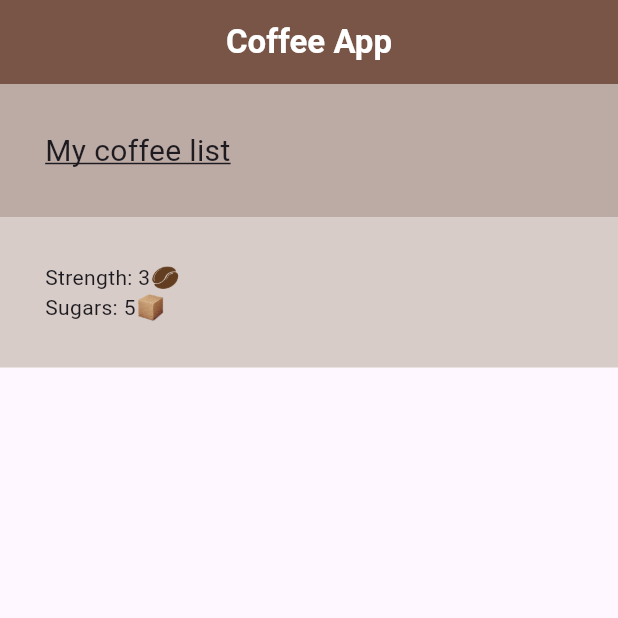
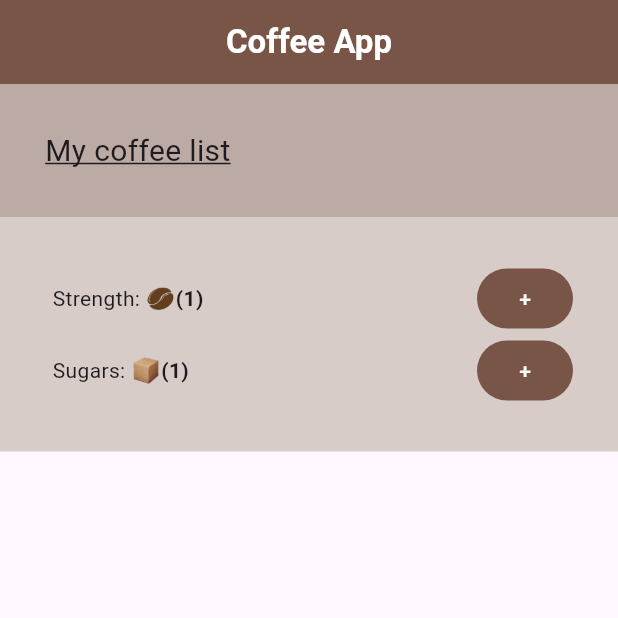
Before and after one commit to HIRWA13/A-crash-with-flutter, a Flutter app: the screen it shows after launch, on a phone screen of 412 x 824 dp, the top half of it. Run offline on Flutter 3.47's test engine with Material 3 defaults, Android fonts, the phone set to English and light mode, and no system bars.

```diff
--- a/lib/coffee_prefs.dart
+++ b/lib/coffee_prefs.dart
@@ -1,7 +1,27 @@
 import 'package:flutter/material.dart';
 
-class MyCoffeePrefs extends StatelessWidget {
+class MyCoffeePrefs extends StatefulWidget {
   const MyCoffeePrefs({super.key});
+
+  @override
+  State<MyCoffeePrefs> createState() => _MyCoffeePrefsState();
+}
+
+class _MyCoffeePrefsState extends State<MyCoffeePrefs> {
+  int strength = 1;
+  int sugars = 1;
+
+  void increaseStrength() {
+    setState(() {
+      strength = strength < 5 ? strength + 1 : 1;
+    }); // wrap it in a setState() to trigger a rebuild of the ui so that the ui may change
+  }
+
+  void increaseSugar() {
+    setState(() {
+      sugars = sugars < 5 ? sugars + 1 : 0;
+    }); // wrap it in a setState() to trigger a rebuild of the ui may change
+  }
 
   @override
   Widget build(BuildContext context) {
@@ -9,28 +29,50 @@ class MyCoffeePrefs extends StatelessWidget {
       children: [
         Row(
           children: [
+            const SizedBox(width: 5),
             const Text("Strength: "),
-            const Text("3"),
+            for (int i = 0; i < strength; i++)
               Image.asset(
                 "assets/imgs/coffee_bean.png",
                 width: 20,
                 color: Colors.brown[100],
                 colorBlendMode: BlendMode.multiply,
               ),
-            const SizedBox(width: 100),
+            Text(
+              "($strength)",
+              style: const TextStyle(fontWeight: FontWeight.bold),
+            ),
+            const Expanded(child: SizedBox()),
+            FilledButton(
+              style: FilledButton.styleFrom(
+                  backgroundColor: Colors.brown, foregroundColor: Colors.white),
+              onPressed: increaseStrength,
+              child: const Text("+"),
+            )
           ],
         ),
         Row(
           children: [
+            const SizedBox(width: 5),
             const Text("Sugars: "),
-            const Text("5"),
+            for (int i = 0; i < sugars; i++)
               Image.asset(
                 "assets/imgs/sugar_cube.png",
                 width: 20,
                 color: Colors.brown[100],
                 colorBlendMode: BlendMode.multiply,
               ),
-            const SizedBox(width: 50),
+            Text(
+              "($sugars)",
+              style: const TextStyle(fontWeight: FontWeight.bold),
+            ),
+            const Expanded(child: SizedBox()),
+            FilledButton(
+                style: FilledButton.styleFrom(
+                    backgroundColor: Colors.brown,
+                    foregroundColor: Colors.white),
+                onPressed: increaseSugar,
+                child: const Text("+"))
           ],
         )
       ],
```
Lines whose indentation alone changed are shown as unchanged.
